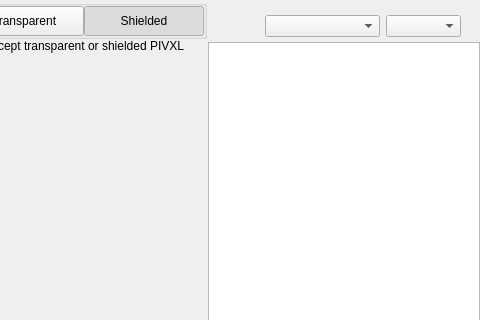
Qt form src/qt/pivxl/forms/receivewidget.ui (PivxLiteDev/PivxLite) before a commit; both pictures show x 339 to 819 and y 0 to 320 of the 819 by 629 pixel window.
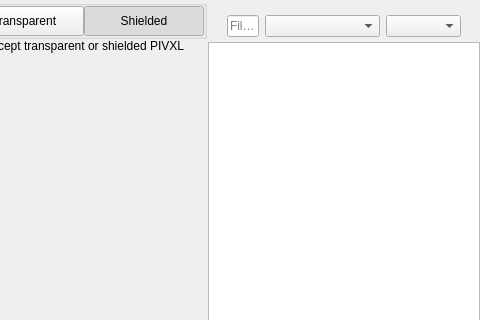
The same form after that commit. Custom widgets are drawn as their Qt base class.

The edit to the form file:
```diff
--- a/src/qt/pivxl/forms/receivewidget.ui
+++ b/src/qt/pivxl/forms/receivewidget.ui
@@ -510,14 +510,45 @@
            <property name="bottomMargin">
             <number>5</number>
            </property>
+           <item>
+            <widget class="QLineEdit" name="lineEditFilter">
+             <property name="sizePolicy">
+              <sizepolicy hsizetype="Expanding" vsizetype="Fixed">
+               <horstretch>0</horstretch>
+               <verstretch>0</verstretch>
+              </sizepolicy>
+             </property>
+             <property name="minimumSize">
+              <size>
+               <width>0</width>
+               <height>0</height>
+              </size>
+             </property>
+             <property name="contextMenuPolicy">
+              <enum>Qt::DefaultContextMenu</enum>
+             </property>
+             <property name="acceptDrops">
+              <bool>false</bool>
+             </property>
+             <property name="maxLength">
+              <number>40</number>
+             </property>
+             <property name="placeholderText">
+              <string>Filter</string>
+             </property>
+            </widget>
+           </item>
            <item>
             <spacer name="horizontalSpacer_3">
              <property name="orientation">
               <enum>Qt::Horizontal</enum>
              </property>
+             <property name="sizeType">
+              <enum>QSizePolicy::Preferred</enum>
+             </property>
              <property name="sizeHint" stdset="0">
               <size>
-               <width>40</width>
+               <width>20</width>
                <height>20</height>
               </size>
              </property>
```
Left out of the diff: 3 changed lines with no effect on the pictures.
